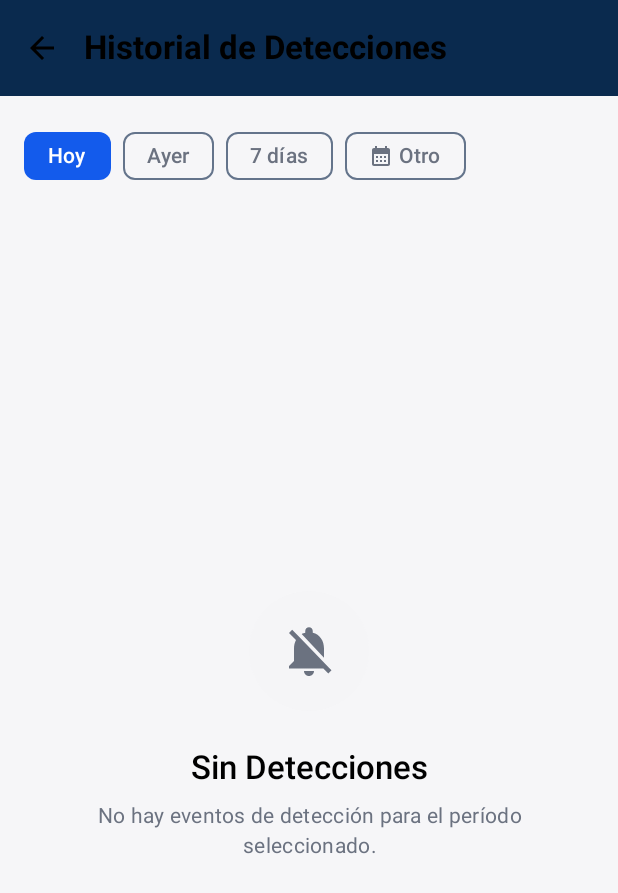
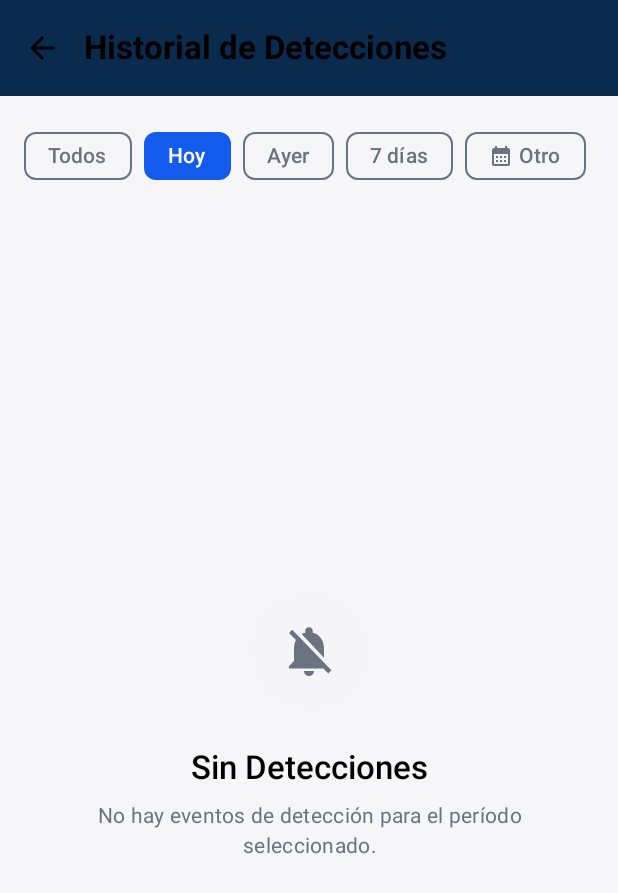
Before and after one commit to TheDoyleDog/App-Aplicaciones-Moviles, an Android app built with Jetpack Compose: the HistoryScreen screen opened through its navigation route, on a phone screen of 412 x 824 dp. Shown: the top 893 px of the screen. Run offline under Robolectric (Android 15) with nearby library versions, the light colour scheme and no system bars; our stand-ins replace Firebase (no records; nobody signed in at launch, a user with empty details on screens opened directly).

Commit message:
Boton Todos Registro
Se agrego un boton para mostrar todos los registros de deteccion en la base de datos

```diff
--- a/app/src/main/java/com/alarmasensores/app/ui/screens/history/HistoryScreen.kt
+++ b/app/src/main/java/com/alarmasensores/app/ui/screens/history/HistoryScreen.kt
@@ -62,6 +62,7 @@ fun HistoryScreen(
             eventCal.timeInMillis = event.timestamp
 
             when (selectedFilter) {
+                "Todos" -> true
                 "Hoy" -> {
                     now.get(java.util.Calendar.YEAR) == eventCal.get(java.util.Calendar.YEAR) &&
                     now.get(java.util.Calendar.DAY_OF_YEAR) == eventCal.get(java.util.Calendar.DAY_OF_YEAR)
@@ -129,6 +130,16 @@ fun HistoryScreen(
                     .padding(16.dp),
                 horizontalArrangement = Arrangement.spacedBy(8.dp)
             ) {
+                FilterChip(
+                    selected = selectedFilter == "Todos",
+                    onClick = { selectedFilter = "Todos" },
+                    label = { Text("Todos") },
+                    colors = FilterChipDefaults.filterChipColors(
+                        selectedContainerColor = PrimaryBlue,
+                        selectedLabelColor = MaterialTheme.colorScheme.onPrimary
+                    )
+                )
+
                 FilterChip(
                     selected = selectedFilter == "Hoy",
                     onClick = { selectedFilter = "Hoy" },
```
